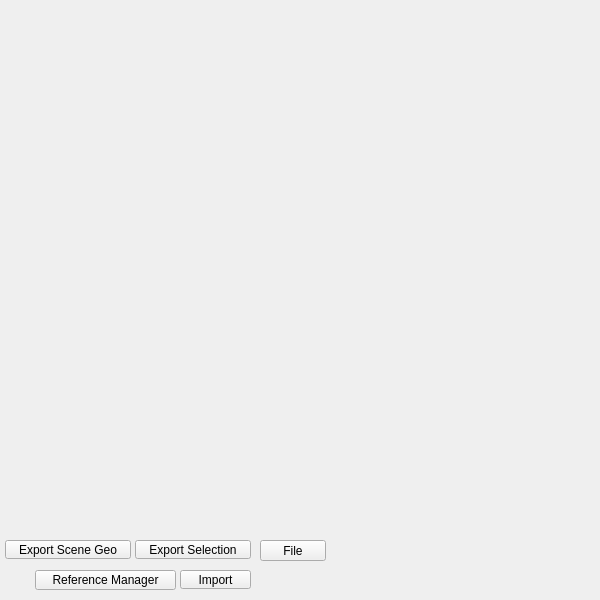
Above: tentacle/ui/file#submenu.ui from m3trik/tentacle before the change. Below: the same form after it.
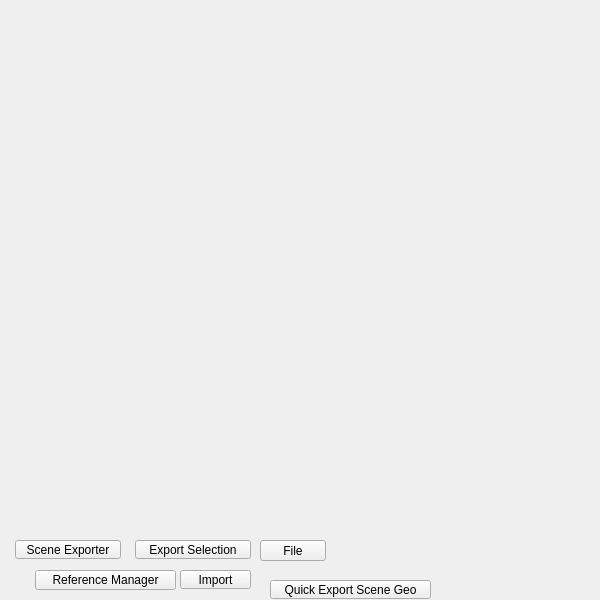
That is the form after the change. Custom widgets are drawn as their Qt base class.

Patch:
```diff
--- a/tentacle/ui/file#submenu.ui
+++ b/tentacle/ui/file#submenu.ui
@@ -184,9 +184,9 @@
    <widget class="QPushButton" name="b003">
     <property name="geometry">
      <rect>
-      <x>5</x>
-      <y>540</y>
-      <width>126</width>
+      <x>270</x>
+      <y>580</y>
+      <width>161</width>
       <height>19</height>
      </rect>
     </property>
@@ -206,7 +206,32 @@
      <string>&lt;html&gt;&lt;head/&gt;&lt;body&gt;&lt;p&gt;Export the current scene as an fbx in the same dir as the scene file.&lt;br/&gt;&lt;span style=&quot; font-weight:600;&quot;&gt;Export Options:&lt;/span&gt;&lt;/p&gt;&lt;ul style=&quot;margin-top: 0px; margin-bottom: 0px; margin-left: 0px; margin-right: 0px; -qt-list-indent: 1;&quot;&gt;&lt;li style=&quot; margin-top:12px; margin-bottom:0px; margin-left:0px; margin-right:0px; -qt-block-indent:0; text-indent:0px;&quot;&gt;&lt;span style=&quot; font-weight:600;&quot;&gt;FBXExportCameras:&lt;/span&gt; False (cameras are not exported)&lt;/li&gt;&lt;li style=&quot; margin-top:0px; margin-bottom:0px; margin-left:0px; margin-right:0px; -qt-block-indent:0; text-indent:0px;&quot;&gt;&lt;span style=&quot; font-weight:600;&quot;&gt;FBXExportLights:&lt;/span&gt; False (lights are not exported)&lt;/li&gt;&lt;li style=&quot; margin-top:0px; margin-bottom:0px; margin-left:0px; margin-right:0px; -qt-block-indent:0; text-indent:0px;&quot;&gt;&lt;span style=&quot; font-weight:600;&quot;&gt;FBXExportSkins:&lt;/span&gt; False (skinning data is not exported)&lt;/li&gt;&lt;li style=&quot; margin-top:0px; margin-bottom:0px; margin-left:0px; margin-right:0px; -qt-block-indent:0; text-indent:0px;&quot;&gt;&lt;span style=&quot; font-weight:600;&quot;&gt;FBXExportShapes:&lt;/span&gt; False (shape deformers are not exported)&lt;/li&gt;&lt;li style=&quot; margin-top:0px; margin-bottom:0px; margin-left:0px; margin-right:0px; -qt-block-indent:0; text-indent:0px;&quot;&gt;&lt;span style=&quot; font-weight:600;&quot;&gt;FBXExportSmoothingGroups:&lt;/span&gt; True (smoothing groups are exported)&lt;/li&gt;&lt;li style=&quot; margin-top:0px; margin-bottom:0px; margin-left:0px; margin-right:0px; -qt-block-indent:0; text-indent:0px;&quot;&gt;&lt;span style=&quot; font-weight:600;&quot;&gt;FBXExportSmoothMesh:&lt;/span&gt; True (smooth mesh is exported)&lt;/li&gt;&lt;li style=&quot; margin-top:0px; margin-bottom:0px; margin-left:0px; margin-right:0px; -qt-block-indent:0; text-indent:0px;&quot;&gt;&lt;span style=&quot; font-weight:600;&quot;&gt;FBXExportHardEdges:&lt;/span&gt; True (hard edges are exported to maintain normal edge hardness)&lt;/li&gt;&lt;li style=&quot; margin-top:0px; margin-bottom:0px; margin-left:0px; margin-right:0px; -qt-block-indent:0; text-indent:0px;&quot;&gt;&lt;span style=&quot; font-weight:600;&quot;&gt;FBXExportTangents:&lt;/span&gt; True (tangent information is exported)&lt;/li&gt;&lt;li style=&quot; margin-top:0px; margin-bottom:0px; margin-left:0px; margin-right:0px; -qt-block-indent:0; text-indent:0px;&quot;&gt;&lt;span style=&quot; font-weight:600;&quot;&gt;FBXExportInstances:&lt;/span&gt; True (instance information is exported)&lt;/li&gt;&lt;li style=&quot; margin-top:0px; margin-bottom:0px; margin-left:0px; margin-right:0px; -qt-block-indent:0; text-indent:0px;&quot;&gt;&lt;span style=&quot; font-weight:600;&quot;&gt;FBXExportReferencedAssetsContent:&lt;/span&gt; False (referenced assets are not exported)&lt;/li&gt;&lt;li style=&quot; margin-top:0px; margin-bottom:0px; margin-left:0px; margin-right:0px; -qt-block-indent:0; text-indent:0px;&quot;&gt;&lt;span style=&quot; font-weight:600;&quot;&gt;FBXExportInputConnections:&lt;/span&gt; True (input connections are exported)&lt;/li&gt;&lt;li style=&quot; margin-top:0px; margin-bottom:0px; margin-left:0px; margin-right:0px; -qt-block-indent:0; text-indent:0px;&quot;&gt;&lt;span style=&quot; font-weight:600;&quot;&gt;FBXExportUseSceneName:&lt;/span&gt; True (uses the scene name for export)&lt;/li&gt;&lt;li style=&quot; margin-top:0px; margin-bottom:0px; margin-left:0px; margin-right:0px; -qt-block-indent:0; text-indent:0px;&quot;&gt;&lt;span style=&quot; font-weight:600;&quot;&gt;FBXExportUpAxis:&lt;/span&gt; &amp;quot;y&amp;quot; (sets up axis to Y)&lt;/li&gt;&lt;li style=&quot; margin-top:0px; margin-bottom:0px; margin-left:0px; margin-right:0px; -qt-block-indent:0; text-indent:0px;&quot;&gt;&lt;span style=&quot; font-weight:600;&quot;&gt;FBXExportScaleFactor:&lt;/span&gt; 1.0 (uses a scale factor of 1.0)&lt;/li&gt;&lt;li style=&quot; margin-top:0px; margin-bottom:0px; margin-left:0px; margin-right:0px; -qt-block-indent:0; text-indent:0px;&quot;&gt;&lt;span style=&quot; font-weight:600;&quot;&gt;FBXExportConvertUnitString:&lt;/span&gt; &amp;quot;cm&amp;quot; (converts units to centimeters)&lt;/li&gt;&lt;li style=&quot; margin-top:0px; margin-bottom:0px; margin-left:0px; margin-right:0px; -qt-block-indent:0; text-indent:0px;&quot;&gt;&lt;span style=&quot; font-weight:600;&quot;&gt;FBXExportTriangulate:&lt;/span&gt; False (meshes are not triangulated)&lt;/li&gt;&lt;li style=&quot; margin-top:0px; margin-bottom:0px; margin-left:0px; margin-right:0px; -qt-block-indent:0; text-indent:0px;&quot;&gt;&lt;span style=&quot; font-weight:600;&quot;&gt;FBXExportEmbeddedTextures:&lt;/span&gt; True (embeds textures in the FBX file)&lt;/li&gt;&lt;li style=&quot; margin-top:0px; margin-bottom:0px; margin-left:0px; margin-right:0px; -qt-block-indent:0; text-indent:0px;&quot;&gt;&lt;span style=&quot; font-weight:600;&quot;&gt;FBXExportConstraints:&lt;/span&gt; False (constraints are not exported)&lt;/li&gt;&lt;li style=&quot; margin-top:0px; margin-bottom:0px; margin-left:0px; margin-right:0px; -qt-block-indent:0; text-indent:0px;&quot;&gt;&lt;span style=&quot; font-weight:600;&quot;&gt;FBXExportAnimationOnly:&lt;/span&gt; False (exports both geometry and animation data, if any)&lt;/li&gt;&lt;li style=&quot; margin-top:0px; margin-bottom:0px; margin-left:0px; margin-right:0px; -qt-block-indent:0; text-indent:0px;&quot;&gt;&lt;span style=&quot; font-weight:600;&quot;&gt;FBXExportApplyConstantKeyReducer:&lt;/span&gt; False (constant key reducer is not applied)&lt;/li&gt;&lt;li style=&quot; margin-top:0px; margin-bottom:12px; margin-left:0px; margin-right:0px; -qt-block-indent:0; text-indent:0px;&quot;&gt;&lt;span style=&quot; font-weight:600;&quot;&gt;FBXExportBakeComplexAnimation:&lt;/span&gt; False (complex animations are not d by default)&lt;/li&gt;&lt;/ul&gt;&lt;/body&gt;&lt;/html&gt;</string>
     </property>
     <property name="text">
-     <string>Export Scene Geo</string>
+     <string>Quick Export Scene Geo</string>
+    </property>
+   </widget>
+   <widget class="QPushButton" name="b002">
+    <property name="geometry">
+     <rect>
+      <x>15</x>
+      <y>540</y>
+      <width>106</width>
+      <height>19</height>
+     </rect>
+    </property>
+    <property name="minimumSize">
+     <size>
+      <width>0</width>
+      <height>19</height>
+     </size>
+    </property>
+    <property name="maximumSize">
+     <size>
+      <width>16777215</width>
+      <height>19</height>
+     </size>
+    </property>
+    <property name="text">
+     <string>Scene Exporter</string>
     </property>
    </widget>
   </widget>
```
